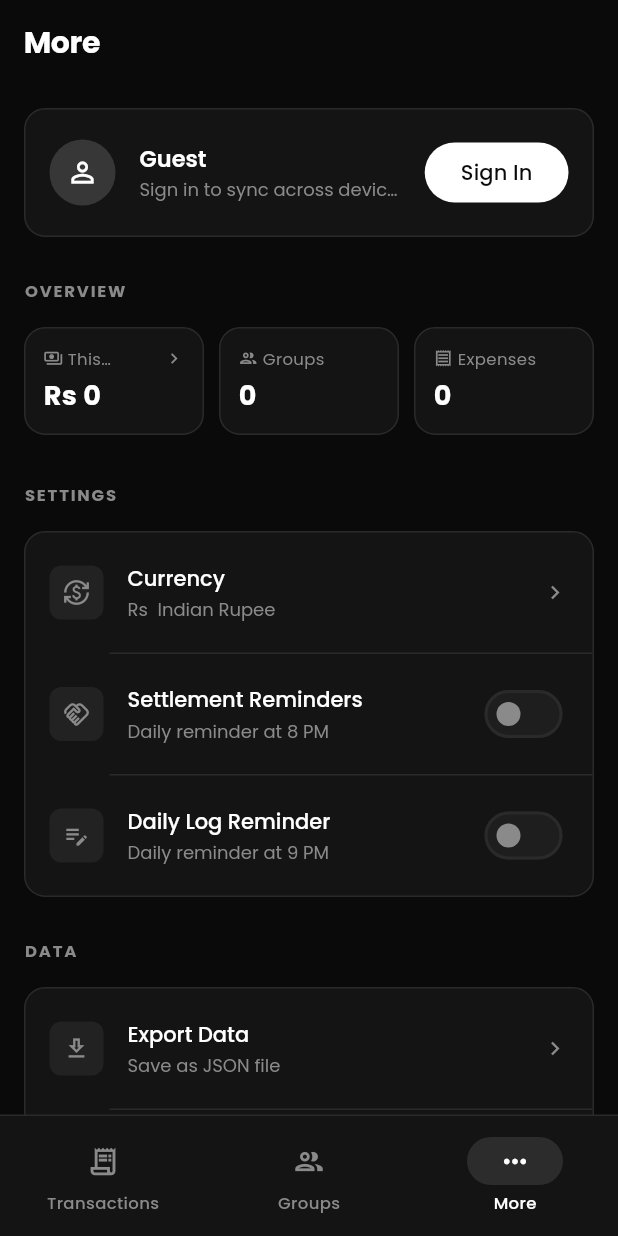
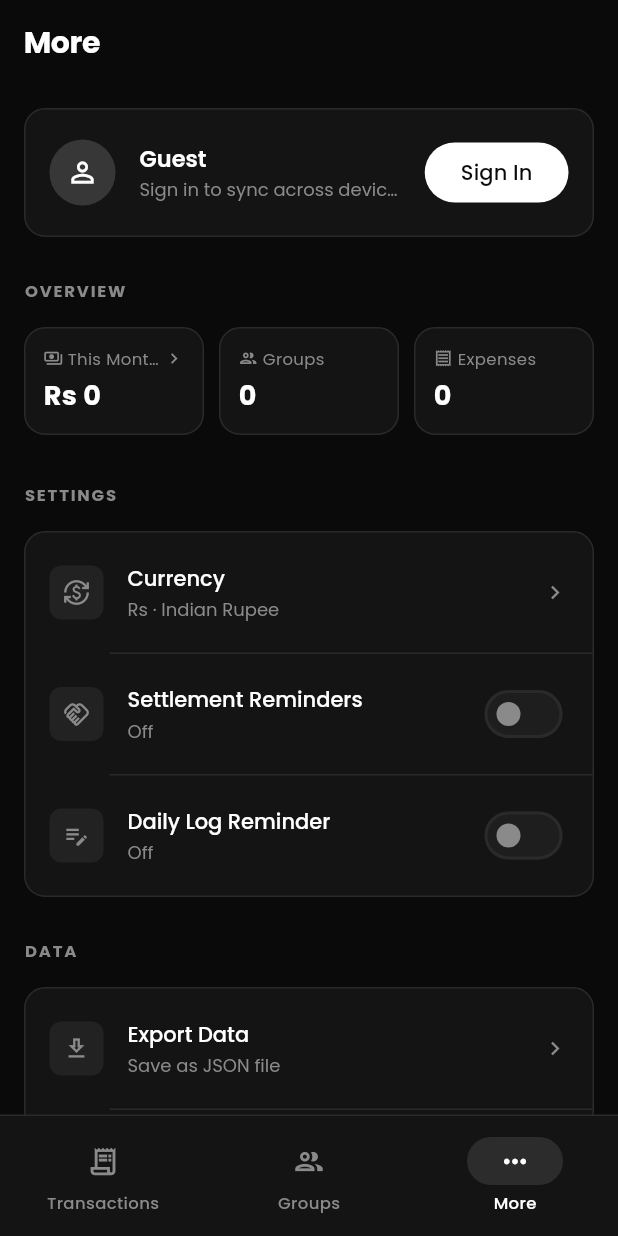
Before and after one commit to viyxsh/Expensio, a Flutter app: the screen it shows after launch, item 3 of the bottom bar chosen, on a phone screen of 412 x 824 dp. Run offline on Flutter 3.47's test engine with Material 3 defaults, Android fonts, the phone set to English and light mode, and no system bars; our stand-ins replace app_links, cloud_firestore, firebase_auth, firebase_core, fl_chart, flutter_contacts and 11 more; missing offline and left inert: google_mlkit_text_recognition, mobile_scanner; accounts and stored records are empty; network calls fail.

Commit message:
Polish More screen and make stat cards tappable

```diff
--- a/lib/screens/main_shell.dart
+++ b/lib/screens/main_shell.dart
@@ -14,18 +14,19 @@ class MainShell extends StatefulWidget {
 class _MainShellState extends State<MainShell> {
   int _currentIndex = 0;
 
-  final List<Widget> _screens = const [
-    TransactionsScreen(),
-    GroupsScreen(),
-    MoreScreen(),
-  ];
+  void _selectTab(int i) => setState(() => _currentIndex = i);
 
   @override
   Widget build(BuildContext context) {
+    final screens = [
+      const TransactionsScreen(),
+      const GroupsScreen(),
+      MoreScreen(onSelectTab: _selectTab),
+    ];
     return Scaffold(
       body: IndexedStack(
         index: _currentIndex,
-        children: _screens,
+        children: screens,
       ),
       bottomNavigationBar: Container(
         decoration: const BoxDecoration(
--- a/lib/screens/more_screen.dart
+++ b/lib/screens/more_screen.dart
@@ -17,7 +17,10 @@ import '../utils/money.dart';
 import 'auth/sign_in_screen.dart';
 
 class MoreScreen extends StatefulWidget {
-  const MoreScreen({super.key});
+  /// Switches the bottom-nav tab (0 = Transactions, 1 = Groups), so the
+  /// Overview stat cards can jump to their corresponding lists.
+  final void Function(int index)? onSelectTab;
+  const MoreScreen({super.key, this.onSelectTab});
 
   @override
   State<MoreScreen> createState() => _MoreScreenState();
@@ -430,14 +433,14 @@ class _MoreScreenState extends State<MoreScreen> {
                                         size: 13,
                                         color: AppTheme.textSecondary),
                                     SizedBox(width: 3),
-                                    Flexible(
+                                    Expanded(
                                       child: Text('This Month',
                                           style: TextStyle(
                                               fontSize: 11,
                                               color: AppTheme.textSecondary),
                                           overflow: TextOverflow.ellipsis),
                                     ),
-                                    Spacer(),
+                                    SizedBox(width: 3),
                                     Icon(Icons.chevron_right,
                                         size: 14,
                                         color: AppTheme.textSecondary),
@@ -462,17 +465,25 @@ class _MoreScreenState extends State<MoreScreen> {
                       ),
                       const SizedBox(width: 10),
                       Expanded(
+                        child: GestureDetector(
+                          behavior: HitTestBehavior.opaque,
+                          onTap: () => widget.onSelectTab?.call(1),
                           child: InfoCard(
                               label: 'Groups',
                               value: '${allGroups.length}',
                               icon: Icons.group_outlined),
                         ),
+                      ),
                       const SizedBox(width: 10),
                       Expanded(
+                        child: GestureDetector(
+                          behavior: HitTestBehavior.opaque,
+                          onTap: () => widget.onSelectTab?.call(0),
                           child: InfoCard(
                               label: 'Expenses',
                               value: '${allExpenses.length}',
                               icon: Icons.receipt_outlined),
+                        ),
                       ),
                     ],
                   ),
@@ -485,21 +496,20 @@ class _MoreScreenState extends State<MoreScreen> {
                     _SettingsTile(
                       icon: Icons.currency_exchange,
                       title: 'Currency',
-                      subtitle:
-                          '$sym  $currencyName',
+                      subtitle: '$sym · $currencyName',
                       onTap: _showCurrencyPicker,
                     ),
                     _NotifTile(
                       icon: Icons.handshake_outlined,
                       title: 'Settlement Reminders',
-                      subtitle: 'Daily reminder at 8 PM',
+                      subtitle: settlementOn ? 'Daily reminder at 8 PM' : 'Off',
                       value: settlementOn,
                       onChanged: _toggleSettlement,
                     ),
                     _NotifTile(
                       icon: Icons.edit_note_outlined,
                       title: 'Daily Log Reminder',
-                      subtitle: 'Daily reminder at 9 PM',
+                      subtitle: dailyOn ? 'Daily reminder at 9 PM' : 'Off',
                       value: dailyOn,
                       onChanged: _toggleDaily,
                     ),
@@ -571,7 +581,7 @@ class _Section extends StatelessWidget {
   }
 }
 
-// Account card — guest vs signed-in, driven by the auth stream
+// Account card: guest vs signed-in, driven by the auth stream
 
 class _AccountCard extends StatelessWidget {
   final VoidCallback onSignIn;
```
Lines whose indentation alone changed are shown as unchanged.
